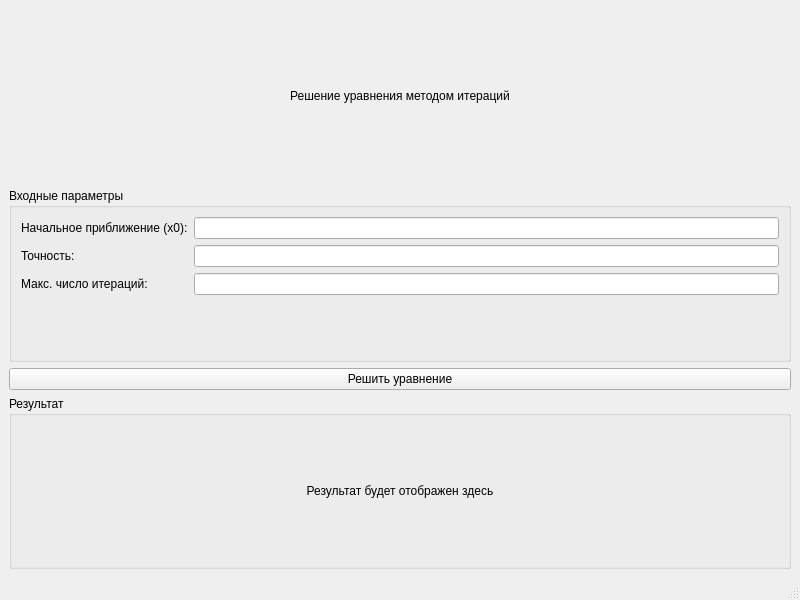
Old version of the form ClientInterface/homewindow.ui in the repository MrTimofeys/Tech_Prog_2025.
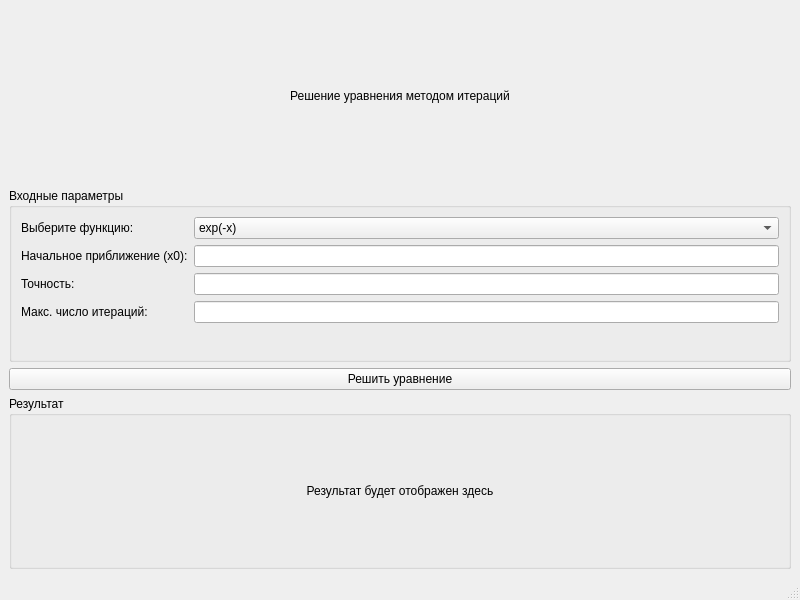
New version of the form.

Commit message: Работает выбор функций, но функция (x*x + 6) / 2 считается неверно

```diff
--- a/ClientInterface/homewindow.ui
+++ b/ClientInterface/homewindow.ui
@@ -32,33 +32,59 @@
       </property>
       <layout class="QFormLayout" name="formLayout">
        <item row="0" column="0">
+        <widget class="QLabel" name="label_function">
+         <property name="text">
+          <string>Выберите функцию:</string>
+         </property>
+        </widget>
+       </item>
+       <item row="0" column="1">
+        <widget class="QComboBox" name="comboBox_function">
+         <item>
+          <property name="text">
+           <string>exp(-x)</string>
+          </property>
+         </item>
+         <item>
+          <property name="text">
+           <string>(x² + 6)/2</string>
+          </property>
+         </item>
+         <item>
+          <property name="text">
+           <string>cos(x) - 5</string>
+          </property>
+         </item>
+        </widget>
+       </item>
+       <item row="1" column="0">
         <widget class="QLabel" name="label_x0">
          <property name="text">
           <string>Начальное приближение (x0):</string>
          </property>
         </widget>
        </item>
-       <item row="0" column="1">
+       <item row="1" column="1">
         <widget class="QLineEdit" name="lineEdit_x0"/>
        </item>
-       <item row="1" column="0">
+       <item row="2" column="0">
         <widget class="QLabel" name="label_tolerance">
          <property name="text">
           <string>Точность:</string>
          </property>
         </widget>
        </item>
-       <item row="1" column="1">
+       <item row="2" column="1">
         <widget class="QLineEdit" name="lineEdit_tolerance"/>
        </item>
-       <item row="2" column="0">
+       <item row="3" column="0">
         <widget class="QLabel" name="label_maxIter">
          <property name="text">
           <string>Макс. число итераций:</string>
          </property>
         </widget>
        </item>
-       <item row="2" column="1">
+       <item row="3" column="1">
         <widget class="QLineEdit" name="lineEdit_maxIter"/>
        </item>
       </layout>
```
The commit also changes 2 other files.
